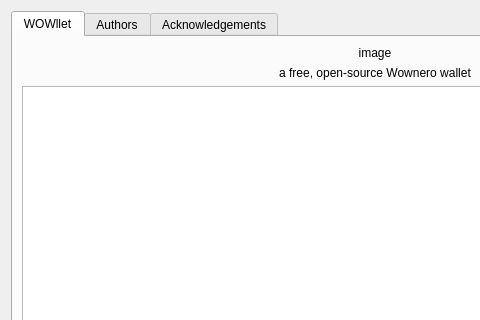
First picture: the form in src/dialog/aboutdialog.ui, repository sanderfoobar/wowlet, before the edit; both pictures show x 0 to 480 and y 0 to 320 of the 750 by 623 pixel window.
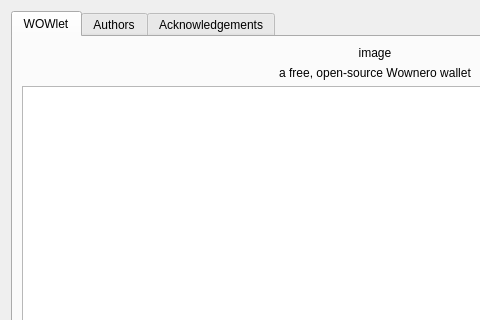
Second picture: the form after the edit.

Diff of the .ui file:
```diff
--- a/src/dialog/aboutdialog.ui
+++ b/src/dialog/aboutdialog.ui
@@ -27,7 +27,7 @@
      </property>
      <widget class="QWidget" name="Feather">
       <attribute name="title">
-       <string>WOWllet</string>
+       <string>WOWlet</string>
       </attribute>
       <layout class="QVBoxLayout" name="verticalLayout_2">
        <item>
```
